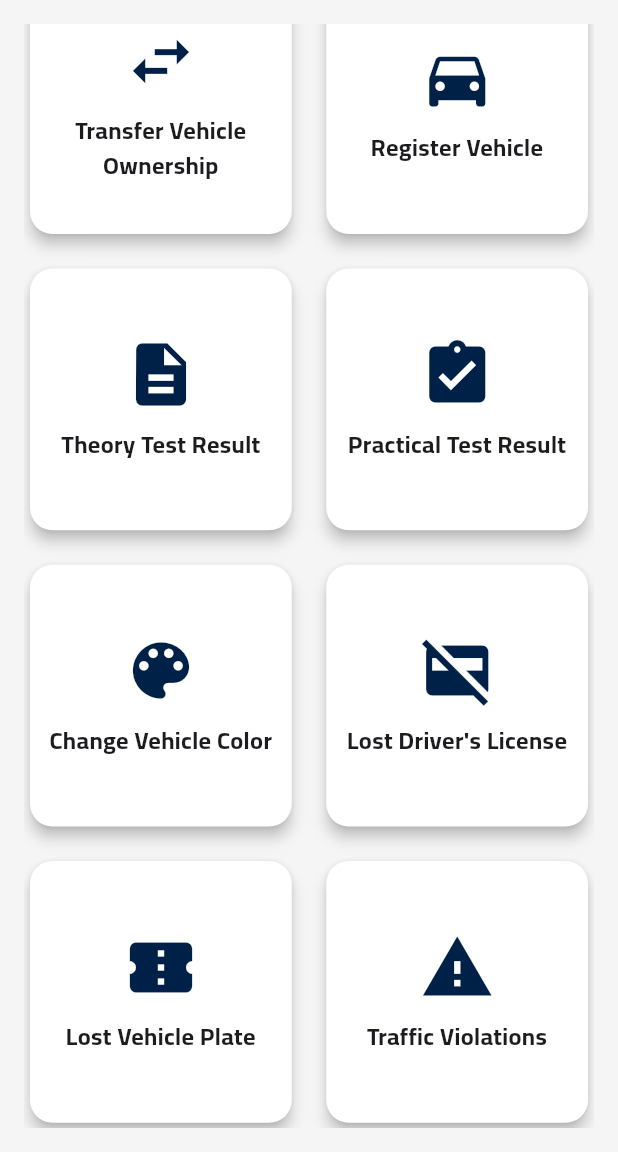
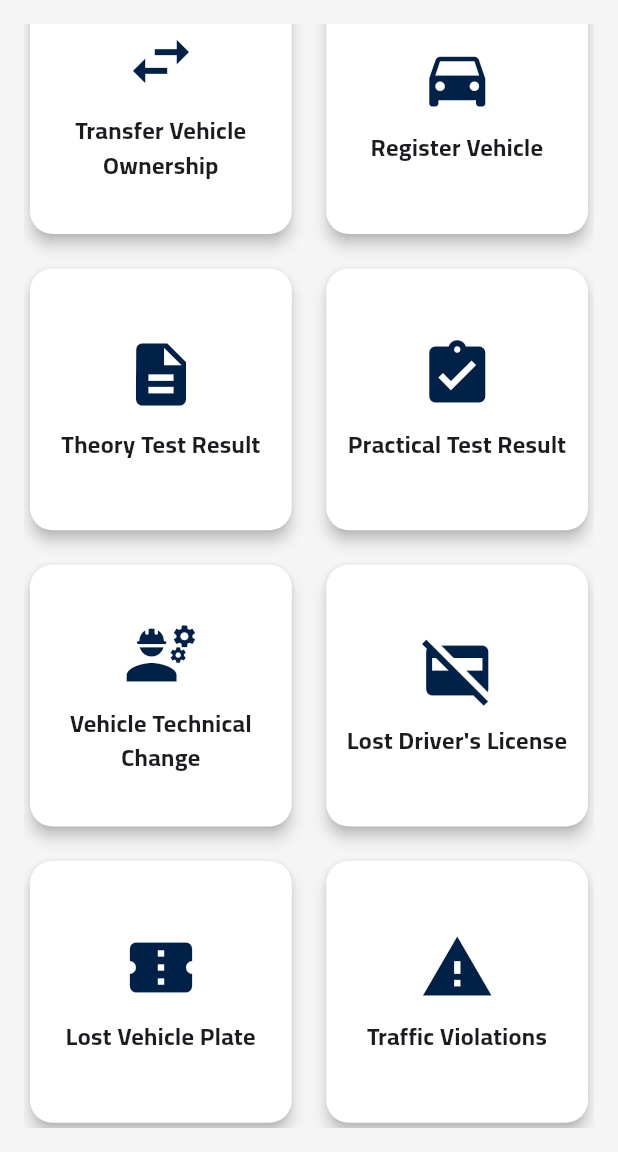
Before and after one commit to osamadweikat/Traffic-Department-Frontend, a Flutter app: the CitizenDashboard screen opened by its route, scrolled down 236 dp, on a phone screen of 412 x 824 dp, the part 84-1236 px from its top. Run offline on Flutter 3.47's test engine with Material 3 defaults, Android fonts, the phone set to English and light mode, and no system bars; our stand-ins replace easy_localization, image_picker, lottie, month_picker_dialog, permission_handler, shared_preferences; accounts and stored records are empty.

Commit message:
update citizen dashboard screen

```diff
--- a/assets/translations/ar.json
+++ b/assets/translations/ar.json
@@ -547,5 +547,6 @@
   "current_owner_name": "اسم المالك الحالي",
   "buyer_id": "رقم هوية المشتري",
   "buyer_name": "اسم المشتري",
-  "transfer_summary": "ملخص نقل الملكية"
+  "transfer_summary": "ملخص نقل الملكية",
+  "vehicle_technical_change": "تغيير فني على المركبة"
 }
--- a/assets/translations/en.json
+++ b/assets/translations/en.json
@@ -544,5 +544,6 @@
   "current_owner_id": "Current Owner ID",
   "current_owner_name": "Current Owner Name",
   "buyer_id": "Buyer ID",
-  "buyer_name": "Buyer Name"
+  "buyer_name": "Buyer Name",
+  "vehicle_technical_change": "Vehicle Technical Change"
 }
--- a/lib/screens/dashboard/citizen_dashboard.dart
+++ b/lib/screens/dashboard/citizen_dashboard.dart
@@ -28,7 +28,7 @@ class _CitizenDashboardState extends State<CitizenDashboard> {
     {"title": "vehicle_registration", "icon": Icons.directions_car, "route": "/vehicle_registration"},
     {"title": "theory_test_result", "icon": Icons.description, "route": "/theoretical_test_result"},
     {"title": "practical_test_result", "icon": Icons.assignment_turned_in, "route": "/practical_test_result"},
-    {"title": "change_vehicle_color", "icon": Icons.color_lens, "route": "/color_change"},
+    {"title": "vehicle_technical_change", "icon": Icons.engineering, "route": "/technical_change"},
     {"title": "lost_driver_license", "icon": Icons.credit_card_off, "route": "/lost_license"},
     {"title": "lost_vehicle_plate", "icon": Icons.confirmation_number, "route": "/lost_plate"},
     {"title": "traffic_violations", "icon": Icons.warning, "route": "/traffic_violations"},
@@ -62,7 +62,6 @@ class _CitizenDashboardState extends State<CitizenDashboard> {
       );
     }
   }
-
 
   @override
   Widget build(BuildContext context) {
```
Lines whose indentation alone changed are shown as unchanged.
